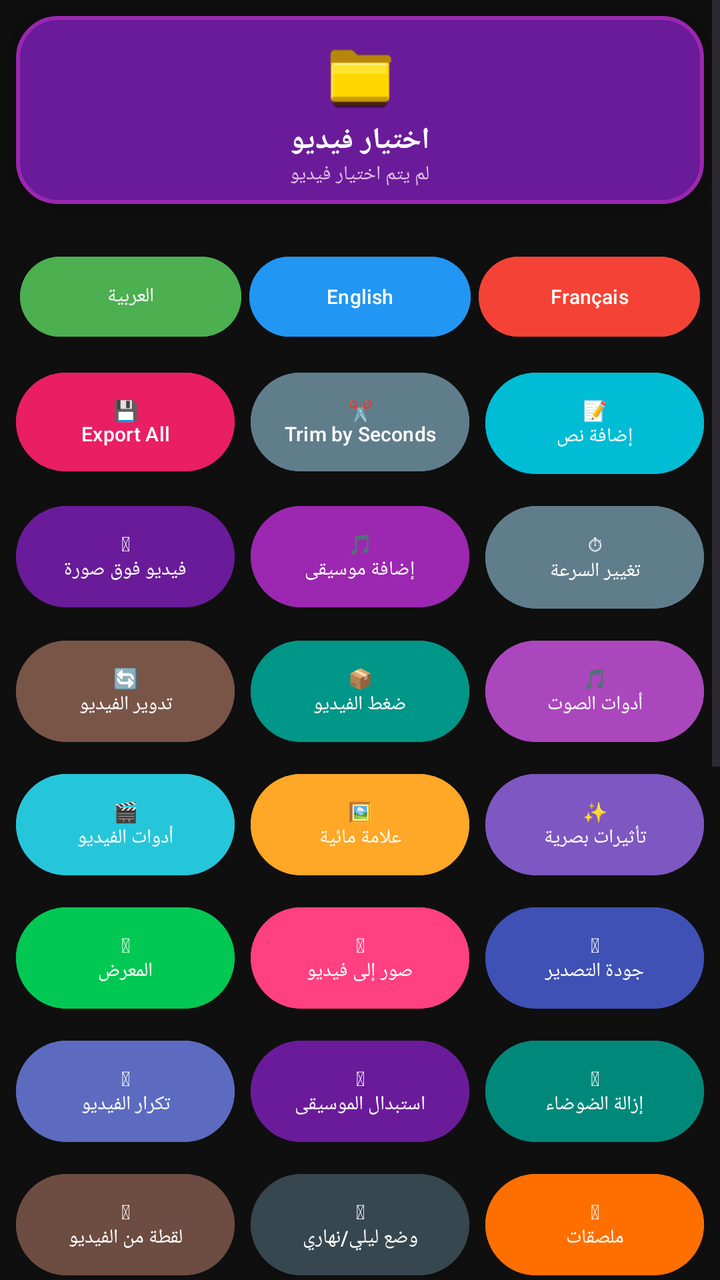
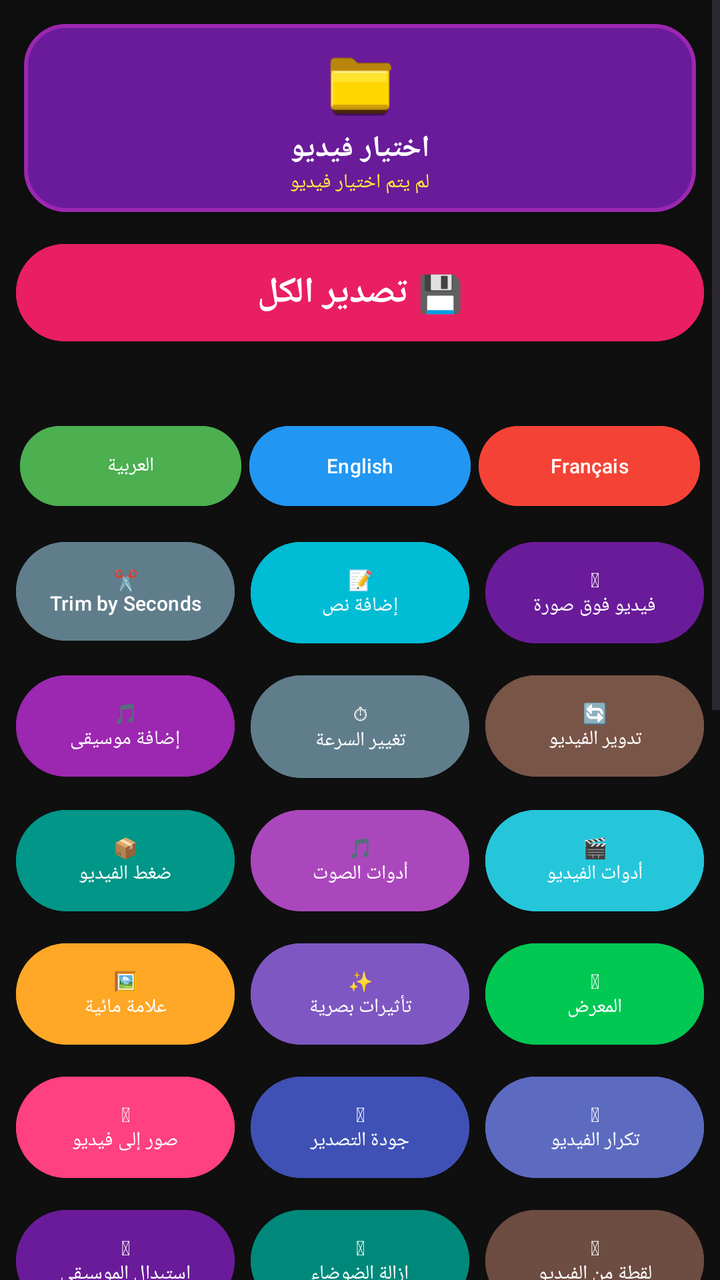

Before-and-after screenshots of an Android layout around one commit, followed by the original layout XML and the change that was made.
<!-- AndroidManifest.xml: application theme Theme.Material3.DayNight.NoActionBar -->
<!-- res/layout/activity_main.xml -->
<?xml version="1.0" encoding="utf-8"?>
<ScrollView android:id="@+id/mainScroll" xmlns:android="http://schemas.android.com/apk/res/android"
    android:layout_width="match_parent"
    android:layout_height="match_parent"
    android:background="#0F0F0F">

    <LinearLayout
        android:id="@+id/mainLayout"
        android:layout_width="match_parent"
        android:layout_height="wrap_content"
        android:orientation="vertical"
        android:padding="4dp">

        <LinearLayout
            android:id="@+id/btnSelectVideoCard"
            android:layout_width="match_parent"
            android:layout_height="wrap_content"
            android:orientation="vertical"
            android:gravity="center"
            android:padding="8dp"
            android:layout_margin="4dp"
            android:background="@drawable/purple_rounded"
            android:clickable="true"
            android:focusable="true"
            android:elevation="8dp"
            android:translationZ="4dp"
            android:foreground="?android:attr/selectableItemBackground">

            <ImageView
                android:layout_width="42dp"
                android:layout_height="42dp"
                android:src="@drawable/folder_gold"
                android:layout_marginBottom="2dp"/>

            <TextView
                android:id="@+id/tvPickVideoTitle"
                android:layout_width="wrap_content"
                android:layout_height="wrap_content"
                android:text="اختيار فيديو"
                android:textColor="#FFFFFF"
                android:textSize="15sp"
                android:textStyle="bold"/>

            <TextView
                android:id="@+id/tvVideoInfo"
                android:layout_width="wrap_content"
                android:layout_height="wrap_content"
                android:text="لم يتم اختيار فيديو"
                android:textColor="#E1BEE7"
                android:textSize="10sp"
                android:layout_marginTop="0dp"/>
        </LinearLayout>

        <TextView
            android:id="@+id/tvStatus"
            android:layout_width="match_parent"
            android:layout_height="wrap_content"
            android:text=""
            android:textColor="#4CAF50"
            android:textSize="9sp"
            android:gravity="center"
            android:padding="0dp"/>

        <ProgressBar
            android:id="@+id/progressBar"
            style="?android:attr/progressBarStyleHorizontal"
            android:layout_width="match_parent"
            android:layout_height="8dp"
            android:layout_margin="4dp"
            android:max="100"
            android:progress="0"
            android:progressTint="#4CAF50"
            android:visibility="gone" />

        <Button
            android:id="@+id/btnCancelOp"
                android:layout_width="0dp"
            android:layout_height="wrap_content"
            android:layout_margin="15dp"
            android:text="&#10060; &#1573;&#1604;&#1594;&#1575;&#1569; &#1575;&#1604;&#1593;&#1605;&#1604;&#1610;&#1577;"
            android:textColor="#FFFFFF"
            android:backgroundTint="#D32F2F"
            android:visibility="gone" />

        <GridLayout
            android:layout_width="match_parent"
            android:layout_height="wrap_content"
            android:columnCount="3"
            android:rowCount="6">

            <LinearLayout
                android:layout_width="0dp"
                android:layout_height="wrap_content"
                android:layout_columnSpan="3"
                android:layout_columnWeight="1"
                android:layout_margin="4dp"
                android:orientation="horizontal">

                <Button android:id="@+id/btnLangAr"
                    android:layout_width="0dp"
                    android:layout_height="wrap_content"
                    android:layout_weight="1"
                    android:text="العربية"
                    android:textSize="10sp" android:textColor="#FFFFFF"
                    android:backgroundTint="#4CAF50"
                    android:layout_margin="2dp" android:padding="8dp"/>

                <Button android:id="@+id/btnLangEn"
                    android:layout_width="0dp"
                    android:layout_height="wrap_content"
                    android:layout_weight="1"
                    android:text="English"
                    android:textSize="10sp" android:textColor="#FFFFFF"
                    android:backgroundTint="#2196F3"
                    android:layout_margin="2dp" android:padding="8dp"/>

                <Button android:id="@+id/btnLangFr"
                    android:layout_width="0dp"
                    android:layout_height="wrap_content"
                    android:layout_weight="1"
                    android:text="Fran&#231;ais"
                    android:textSize="10sp" android:textColor="#FFFFFF"
                    android:backgroundTint="#F44336"
                    android:layout_margin="2dp" android:padding="8dp"/>
            </LinearLayout>

            <Button android:id="@+id/btnExportFinal"
                android:layout_width="0dp"
                android:text="💾&#10;Export All"
                android:textSize="10sp" android:textColor="#FFFFFF"
                android:backgroundTint="#E91E63"
                android:layout_columnWeight="1"
                android:layout_margin="4dp" android:padding="12dp"/>
            <Button android:id="@+id/btnTrimSecs"
                android:layout_width="0dp"
                android:text="✂️&#10;Trim by Seconds"
                android:textSize="10sp" android:textColor="#FFFFFF"
                android:backgroundTint="#607D8B"
                android:layout_columnWeight="1"
                android:layout_margin="4dp" android:padding="12dp"/>
            
            <Button android:id="@+id/btnAddText"
                android:layout_width="0dp"
                android:text="📝&#10;إضافة نص"
                android:textSize="10sp" android:textColor="#FFFFFF"
                android:backgroundTint="#00BCD4"
                android:layout_columnWeight="1"
                android:layout_margin="4dp" android:padding="12dp"/>
            <Button android:id="@+id/btnVideoOverImage"
                android:layout_width="0dp"
                android:text="&#127917;&#10;&#1601;&#1610;&#1583;&#1610;&#1608; &#1601;&#1608;&#1602; &#1589;&#1608;&#1585;&#1577;"
                android:textSize="10sp" android:textColor="#FFFFFF"
                android:backgroundTint="#6A1B9A"
                android:layout_columnWeight="1"
                android:layout_margin="4dp" android:padding="12dp"/>

            <Button android:id="@+id/btnAddMusic"
                android:layout_width="0dp"
                android:text="🎵&#10;إضافة موسيقى"
                android:textSize="10sp" android:textColor="#FFFFFF"
                android:backgroundTint="#9C27B0"
                android:layout_columnWeight="1"
                android:layout_margin="4dp" android:padding="12dp"/>

            <Button android:id="@+id/btnSpeed"
                android:layout_width="0dp"
                android:text="⏱&#10;تغيير السرعة"
                android:textSize="10sp" android:textColor="#FFFFFF"
                android:backgroundTint="#607D8B"
                android:layout_columnWeight="1"
                android:layout_margin="4dp" android:padding="12dp"/>

            <Button android:id="@+id/btnRotate"
                android:layout_width="0dp"
                android:text="🔄&#10;تدوير الفيديو"
                android:textSize="10sp" android:textColor="#FFFFFF"
                android:backgroundTint="#795548"
                android:layout_columnWeight="1"
                android:layout_margin="4dp" android:padding="12dp"/>

            <Button android:id="@+id/btnCompress"
                android:layout_width="0dp"
                android:text="📦&#10;ضغط الفيديو"
                android:textSize="10sp" android:textColor="#FFFFFF"
                android:backgroundTint="#009688"
                android:layout_columnWeight="1"
                android:layout_margin="4dp" android:padding="12dp"/>

            <Button android:id="@+id/btnAudio"
                android:layout_width="0dp"
                android:text="🎵&#10;أدوات الصوت"
                android:textSize="10sp" android:textColor="#FFFFFF"
                android:backgroundTint="#AB47BC"
                android:layout_columnWeight="1"
                android:layout_margin="4dp" android:padding="12dp"/>

            <Button android:id="@+id/btnVideoTools"
                android:layout_width="0dp"
                android:text="🎬&#10;أدوات الفيديو"
                android:textSize="10sp" android:textColor="#FFFFFF"
                android:backgroundTint="#26C6DA"
                android:layout_columnWeight="1"
                android:layout_margin="4dp" android:padding="12dp"/>

            <Button android:id="@+id/btnWatermark"
                android:layout_width="0dp"
                android:text="🖼️&#10;علامة مائية"
                android:textSize="10sp" android:textColor="#FFFFFF"
                android:backgroundTint="#FFA726"
                android:layout_columnWeight="1"
                android:layout_margin="4dp" android:padding="12dp"/>

            <Button android:id="@+id/btnEffects"
                android:layout_width="0dp"
                android:text="✨&#10;تأثيرات بصرية"
                android:textSize="10sp" android:textColor="#FFFFFF"
                android:backgroundTint="#7E57C2"
                android:layout_columnWeight="1"
                android:layout_margin="4dp" android:padding="12dp"/>

            <Button android:id="@+id/btnGallery"
                android:layout_width="0dp"
                android:text="&#128194;&#10;&#1575;&#1604;&#1605;&#1593;&#1585;&#1590;"
                android:textSize="10sp" android:textColor="#FFFFFF"
                android:backgroundTint="#00C853"
                android:layout_columnWeight="1"
                android:layout_margin="4dp" android:padding="12dp"/>

            

            <Button android:id="@+id/btnSlideshow"
                android:layout_width="0dp"
                android:text="&#128444;&#65039;&#10;&#1589;&#1608;&#1585; &#1573;&#1604;&#1609; &#1601;&#1610;&#1583;&#1610;&#1608;"
                android:textSize="10sp" android:textColor="#FFFFFF"
                android:backgroundTint="#FF4081"
                android:layout_columnWeight="1"
                android:layout_margin="4dp" android:padding="12dp"/>

            <Button android:id="@+id/btnQuality"
                android:layout_width="0dp"
                android:text="&#127916;&#10;&#1580;&#1608;&#1583;&#1577; &#1575;&#1604;&#1578;&#1589;&#1583;&#1610;&#1585;"
                android:textSize="10sp" android:textColor="#FFFFFF"
                android:backgroundTint="#3F51B5"
                android:layout_columnWeight="1"
                android:layout_margin="4dp" android:padding="12dp"/>

            <Button android:id="@+id/btnRepeat"
                android:layout_width="0dp"
                android:text="&#128257;&#10;&#1578;&#1603;&#1585;&#1575;&#1585; &#1575;&#1604;&#1601;&#1610;&#1583;&#1610;&#1608;"
                android:textSize="10sp" android:textColor="#FFFFFF"
                android:backgroundTint="#5C6BC0"
                android:layout_columnWeight="1"
                android:layout_margin="4dp" android:padding="12dp"/>

            <Button android:id="@+id/btnReplaceMusic"
                android:layout_width="0dp"
                android:text="&#127925;&#10;&#1575;&#1587;&#1578;&#1576;&#1583;&#1575;&#1604; &#1575;&#1604;&#1605;&#1608;&#1587;&#1610;&#1602;&#1609;"
                android:textSize="10sp" android:textColor="#FFFFFF"
                android:backgroundTint="#6A1B9A"
                android:layout_columnWeight="1"
                android:layout_margin="4dp" android:padding="12dp"/>

            <Button android:id="@+id/btnDenoise"
                android:layout_width="0dp"
                android:text="&#128266;&#10;&#1573;&#1586;&#1575;&#1604;&#1577; &#1575;&#1604;&#1590;&#1608;&#1590;&#1575;&#1569;"
                android:textSize="10sp" android:textColor="#FFFFFF"
                android:backgroundTint="#00897B"
                android:layout_columnWeight="1"
                android:layout_margin="4dp" android:padding="12dp"/>

            <Button android:id="@+id/btnScreenshot"
                android:layout_width="0dp"
                android:text="&#128248;&#10;&#1604;&#1602;&#1591;&#1577; &#1605;&#1606; &#1575;&#1604;&#1601;&#1610;&#1583;&#1610;&#1608;"
                android:textSize="10sp" android:textColor="#FFFFFF"
                android:backgroundTint="#6D4C41"
                android:layout_columnWeight="1"
                android:layout_margin="4dp" android:padding="12dp"/>

            <Button android:id="@+id/btnTheme"
                android:layout_width="0dp"
                android:text="&#127769;&#10;&#1608;&#1590;&#1593; &#1604;&#1610;&#1604;&#1610;/&#1606;&#1607;&#1575;&#1585;&#1610;"
                android:textSize="10sp" android:textColor="#FFFFFF"
                android:backgroundTint="#37474F"
                android:layout_columnWeight="1"
                android:layout_margin="4dp" android:padding="12dp"/>

            <Button android:id="@+id/btnStickers"
                android:layout_width="0dp"
                android:text="&#127912;&#10;&#1605;&#1604;&#1589;&#1602;&#1575;&#1578;"
                android:textSize="10sp" android:textColor="#FFFFFF"
                android:backgroundTint="#FF6F00"
                android:layout_columnWeight="1"
                android:layout_margin="4dp" android:padding="12dp"/>

            <Button android:id="@+id/btnPreciseCut"
                android:layout_width="0dp"
                android:text="&#9986;&#65039;&#10;&#1602;&#1589; &#1583;&#1602;&#1610;&#1602;"
                android:textSize="10sp" android:textColor="#FFFFFF"
                android:backgroundTint="#EF6C00"
                android:layout_columnWeight="1"
                android:layout_margin="4dp" android:padding="12dp"/>

            <Button android:id="@+id/btnColorAdjust"
                android:layout_width="0dp"
                android:text="&#127912;&#10;&#1590;&#1576;&#1591; &#1575;&#1604;&#1571;&#1604;&#1608;&#1575;&#1606;"
                android:textSize="10sp" android:textColor="#FFFFFF"
                android:backgroundTint="#E91E63"
                android:layout_columnWeight="1"
                android:layout_margin="4dp" android:padding="12dp"/>

            <Button android:id="@+id/btnFrame"
                android:layout_width="0dp"
                android:text="&#128450;&#65039;&#10;&#1573;&#1591;&#1575;&#1585;"
                android:textSize="10sp" android:textColor="#FFFFFF"
                android:backgroundTint="#795548"
                android:layout_columnWeight="1"
                android:layout_margin="4dp" android:padding="12dp"/>


            <Button android:id="@+id/btnSocialSize"
                android:layout_width="0dp"
                android:text="&#128241;&#10;&#1571;&#1576;&#1593;&#1575;&#1583; &#1575;&#1604;&#1587;&#1608;&#1588;&#1610;&#1575;&#1604;"
                android:textSize="10sp" android:textColor="#FFFFFF"
                android:backgroundTint="#5E35B1"
                android:layout_columnWeight="1"
                android:layout_margin="4dp" android:padding="12dp"/>

            <Button android:id="@+id/btnPiP"
                android:layout_width="0dp"
                android:text="&#127909;&#10;&#1601;&#1610;&#1583;&#1610;&#1608; &#1583;&#1575;&#1582;&#1604; &#1601;&#1610;&#1583;&#1610;&#1608;"
                android:textSize="10sp" android:textColor="#FFFFFF"
                android:backgroundTint="#283593"
                android:layout_columnWeight="1"
                android:layout_margin="4dp" android:padding="12dp"/>

            <Button android:id="@+id/btnSwapAudio"
                android:layout_width="0dp"
                android:text="&#128260;&#10;&#1578;&#1576;&#1583;&#1610;&#1604; &#1575;&#1604;&#1589;&#1608;&#1578;"
                android:textSize="10sp" android:textColor="#FFFFFF"
                android:backgroundTint="#C62828"
                android:layout_columnWeight="1"
                android:layout_margin="4dp" android:padding="12dp"/>

            <Button android:id="@+id/btnSplit"
                android:layout_width="0dp"
                android:text="&#9986;&#65039;&#10;&#1578;&#1602;&#1587;&#1610;&#1605; &#1575;&#1604;&#1601;&#1610;&#1583;&#1610;&#1608;"
                android:textSize="10sp" android:textColor="#FFFFFF"
                android:backgroundTint="#F57C00"
                android:layout_columnWeight="1"
                android:layout_margin="4dp" android:padding="12dp"/>

            <Button android:id="@+id/btnShadowText"
                android:layout_width="0dp"
                android:text="&#9997;&#65039;&#10;&#1606;&#1589; &#1576;&#1592;&#1604;"
                android:textSize="10sp" android:textColor="#FFFFFF"
                android:backgroundTint="#303F9F"
                android:layout_columnWeight="1"
                android:layout_margin="4dp" android:padding="12dp"/>

            <Button android:id="@+id/btnVideoInfo"
                android:layout_width="0dp"
                android:text="&#128202;&#10;&#1605;&#1593;&#1604;&#1608;&#1605;&#1575;&#1578; &#1575;&#1604;&#1601;&#1610;&#1583;&#1610;&#1608;"
                android:textSize="10sp" android:textColor="#FFFFFF"
                android:backgroundTint="#00838F"
                android:layout_columnWeight="1"
                android:layout_margin="4dp" android:padding="12dp"/>

            <Button android:id="@+id/btnExtraEffects"
                android:layout_width="0dp"
                android:text="&#127916;&#10;&#1578;&#1571;&#1579;&#1610;&#1585;&#1575;&#1578; &#1587;&#1610;&#1606;&#1605;&#1575;&#1574;&#1610;&#1577;"
                android:textSize="10sp" android:textColor="#FFFFFF"
                android:backgroundTint="#4A148C"
                android:layout_columnWeight="1"
                android:layout_margin="4dp" android:padding="12dp"/>

            <Button android:id="@+id/btnManualResize"
                android:layout_width="0dp"
                android:text="&#128208;&#10;&#1578;&#1593;&#1583;&#1610;&#1604; &#1575;&#1604;&#1571;&#1576;&#1593;&#1575;&#1583;"
                android:textSize="10sp" android:textColor="#FFFFFF"
                android:backgroundTint="#00695C"
                android:layout_columnWeight="1"
                android:layout_margin="4dp" android:padding="12dp"/>

            <Button android:id="@+id/btnToGif"
                android:layout_width="0dp"
                android:text="&#127902;&#10;&#1578;&#1581;&#1608;&#1610;&#1604; GIF"
                android:textSize="10sp" android:textColor="#FFFFFF"
                android:backgroundTint="#D84315"
                android:layout_columnWeight="1"
                android:layout_margin="4dp" android:padding="12dp"/>

            <Button android:id="@+id/btnCollage"
                android:layout_width="0dp"
                android:text="&#127916;&#10;&#1603;&#1608;&#1604;&#1575;&#1580;"
                android:textSize="10sp" android:textColor="#FFFFFF"
                android:backgroundTint="#AD1457"
                android:layout_columnWeight="1"
                android:layout_margin="4dp" android:padding="12dp"/>

            <Button android:id="@+id/btnCutoutImage_old_NEW"
                android:layout_width="0dp"
                android:text="✂️&#10;قطع صورة"
                android:textSize="10sp" android:textColor="#FFFFFF"
                android:backgroundTint="#6A1B9A"
                android:layout_columnWeight="1"
                android:layout_margin="4dp" android:padding="12dp"/>

            <Button android:id="@+id/btnAudioFade"
                android:layout_width="0dp"
                android:text="🎼&#10;تلاشي الصوت"
                android:textSize="10sp" android:textColor="#FFFFFF"
                android:backgroundTint="#AD1457"
                android:layout_columnWeight="1"
                android:layout_margin="4dp" android:padding="12dp"/>

            <Button android:id="@+id/btnAudioDuck"
                android:layout_width="0dp"
                android:text="🎙️&#10;خفض الموسيقى"
                android:textSize="10sp" android:textColor="#FFFFFF"
                android:backgroundTint="#6A1B9A"
                android:layout_columnWeight="1"
                android:layout_margin="4dp" android:padding="12dp"/>

            <Button android:id="@+id/btnSpeedRamp"
                android:layout_width="0dp"
                android:text="🚀&#10;سرعة متدرجة"
                android:textSize="10sp" android:textColor="#FFFFFF"
                android:backgroundTint="#D84315"
                android:layout_columnWeight="1"
                android:layout_margin="4dp" android:padding="12dp"/>

            <Button android:id="@+id/btnAudioBoost"
                android:layout_width="0dp"
                android:text="🎤&#10;تعزيز الصوت"
                android:textSize="10sp" android:textColor="#FFFFFF"
                android:backgroundTint="#00695C"
                android:layout_columnWeight="1"
                android:layout_margin="4dp" android:padding="12dp"/>

            <Button android:id="@+id/btnRemoveSilence"
                android:layout_width="0dp"
                android:text="&#128263;&#10;&#1581;&#1584;&#1601; &#1575;&#1604;&#1589;&#1605;&#1578;"
                android:textSize="10sp" android:textColor="#FFFFFF"
                android:backgroundTint="#37474F"
                android:layout_columnWeight="1"
                android:layout_margin="4dp" android:padding="12dp"
                android:visibility="gone"/>

            <Button android:id="@+id/btnCutoutImage_old"
                android:visibility="gone"
                android:text="&#9986;&#65039;&#10;&#1602;&#1591;&#1593; &#1589;&#1608;&#1585;&#1577;"
                android:textSize="10sp" android:textColor="#FFFFFF"
                android:backgroundTint="#6A1B9A"
                android:layout_width="0dp"
                android:layout_columnWeight="1"
                android:layout_margin="4dp" android:padding="12dp"/>

        </GridLayout>

        <com.google.android.gms.ads.AdView
        xmlns:ads="http://schemas.android.com/apk/res-auto"
        android:id="@+id/adView"
        android:layout_width="match_parent"
        android:layout_height="wrap_content"
        android:layout_gravity="bottom"
        ads:adSize="BANNER"
        ads:adUnitId="ca-app-pub-8730424933785076/4075267878"/>

</LinearLayout>
</ScrollView>
<!-- resources referenced by this layout -->
<resources>
  <!-- drawable folder_gold (drawable) -->
  <?xml version="1.0" encoding="utf-8"?>
  <vector xmlns:android="http://schemas.android.com/apk/res/android"
      android:width="100dp"
      android:height="100dp"
      android:viewportWidth="100"
      android:viewportHeight="100">
  
      
      <path
          android:fillColor="#1A0A00"
          android:pathData="M18,38 L82,38 L82,84 C82,88 79,90 76,90 L24,90 C21,90 18,88 18,84 Z"
          android:fillAlpha="0.5"/>
  
      
      <path
          android:fillColor="#4A2800"
          android:pathData="M17,36 L83,36 L83,82 C83,85 80,87 77,87 L23,87 C20,87 17,85 17,82 Z"/>
  
      
      <path
          android:fillColor="#8B6508"
          android:pathData="M15,32 L15,26 C15,23 17,21 20,21 L38,21 C40,21 42,22 43,23 L47,27 L82,27 C85,27 87,29 87,32 L87,36 L15,36 Z"/>
  
      
      <path
          android:fillColor="#B8860B"
          android:pathData="M15,32 L15,27 C15,24 17,22 20,22 L38,22 C40,22 42,23 43,24 L47,28 L82,28 C85,28 87,30 87,33 L87,36 L15,36 Z"/>
  
      
      <path
          android:fillColor="#D4A017"
          android:pathData="M15,36 L85,36 L85,78 C85,81 83,83 80,83 L20,83 C17,83 15,81 15,78 Z"/>
  
      
      <path
          android:fillColor="#FFD700"
          android:pathData="M16,37 L84,37 L84,77 C84,79 82,81 80,81 L20,81 C18,81 16,79 16,77 Z"/>
  
      
      <path
          android:fillColor="#FFED4E"
          android:pathData="M18,38 L82,38 L82,50 L18,50 Z"
          android:fillAlpha="0.6"/>
  
      
      <path
          android:fillColor="#FFF9C4"
          android:pathData="M18,37 L82,37 L82,39 L18,39 Z"
          android:fillAlpha="0.8"/>
  
      
      <path
          android:fillColor="#B8860B"
          android:pathData="M17,77 L83,77 L83,80 C83,82 81,83 79,83 L21,83 C19,83 17,82 17,80 Z"
          android:fillAlpha="0.7"/>
  
      
      <path
          android:fillColor="#FFF9C4"
          android:pathData="M16,40 L18,40 L18,78 L16,78 Z"
          android:fillAlpha="0.5"/>
  
  </vector>
  <!-- drawable purple_rounded (drawable) -->
  <?xml version="1.0" encoding="utf-8"?>
  <selector xmlns:android="http://schemas.android.com/apk/res/android">
      <item android:state_pressed="true">
          <shape android:shape="rectangle">
              <solid android:color="#4A148C"/>
              <corners android:radius="20dp"/>
              <stroke android:width="2dp" android:color="#7B1FA2"/>
          </shape>
      </item>
      <item>
          <shape android:shape="rectangle">
              <solid android:color="#6A1B9A"/>
              <corners android:radius="20dp"/>
              <stroke android:width="2dp" android:color="#9C27B0"/>
          </shape>
      </item>
  </selector>
</resources>

<!-- the commit's change to res/layout/activity_main.xml (unified diff, before → after) -->
@@ -18,7 +18,7 @@
             android:orientation="vertical"
             android:gravity="center"
             android:padding="8dp"
-            android:layout_margin="4dp"
+            android:layout_margin="8dp"
             android:background="@drawable/purple_rounded"
             android:clickable="true"
             android:focusable="true"
@@ -46,10 +46,23 @@
                 android:layout_width="wrap_content"
                 android:layout_height="wrap_content"
                 android:text="لم يتم اختيار فيديو"
-                android:textColor="#E1BEE7"
+                android:textColor="#FFEB3B"
                 android:textSize="10sp"
                 android:layout_marginTop="0dp"/>
         </LinearLayout>
+
+        <Button
+            android:id="@+id/btnExportFinal"
+            android:layout_width="match_parent"
+            android:layout_height="wrap_content"
+            android:text="💾 تصدير الكل"
+            android:textSize="18sp"
+            android:textColor="#FFFFFF"
+            android:textStyle="bold"
+            android:backgroundTint="#E91E63"
+            android:layout_margin="4dp"
+            android:padding="12dp"
+            android:elevation="6dp"/>
 
         <TextView
             android:id="@+id/tvStatus"
@@ -57,15 +70,17 @@
             android:layout_height="wrap_content"
             android:text=""
             android:textColor="#4CAF50"
-            android:textSize="9sp"
+            android:textSize="18sp"
             android:gravity="center"
-            android:padding="0dp"/>
+            android:padding="0dp"
+            android:layout_margin="0dp"
+            android:minHeight="0dp"/>
 
         <ProgressBar
             android:id="@+id/progressBar"
             style="?android:attr/progressBarStyleHorizontal"
             android:layout_width="match_parent"
-            android:layout_height="8dp"
+            android:layout_height="16dp"
             android:layout_margin="4dp"
             android:max="100"
             android:progress="0"
@@ -74,9 +89,9 @@
 
         <Button
             android:id="@+id/btnCancelOp"
-                android:layout_width="0dp"
+                android:layout_width="match_parent"
             android:layout_height="wrap_content"
-            android:layout_margin="15dp"
+            android:layout_margin="4dp"
             android:text="&#10060; &#1573;&#1604;&#1594;&#1575;&#1569; &#1575;&#1604;&#1593;&#1605;&#1604;&#1610;&#1577;"
             android:textColor="#FFFFFF"
             android:backgroundTint="#D32F2F"
@@ -124,13 +139,7 @@
                     android:layout_margin="2dp" android:padding="8dp"/>
             </LinearLayout>
 
-            <Button android:id="@+id/btnExportFinal"
-                android:layout_width="0dp"
-                android:text="💾&#10;Export All"
-                android:textSize="10sp" android:textColor="#FFFFFF"
-                android:backgroundTint="#E91E63"
-                android:layout_columnWeight="1"
-                android:layout_margin="4dp" android:padding="12dp"/>
+            
             <Button android:id="@+id/btnTrimSecs"
                 android:layout_width="0dp"
                 android:text="✂️&#10;Trim by Seconds"
@@ -437,6 +446,14 @@
                 android:layout_columnWeight="1"
                 android:layout_margin="4dp" android:padding="12dp"/>
 
+            <Button android:id="@+id/btnColorTint"
+                android:text="🎨&#10;تلوين الفيديو"
+                android:textSize="10sp" android:textColor="#FFFFFF"
+                android:backgroundTint="#8E24AA"
+                android:layout_width="0dp"
+                android:layout_columnWeight="1"
+                android:layout_margin="4dp" android:padding="12dp"/>
+
             <Button android:id="@+id/btnRemoveSilence"
                 android:layout_width="0dp"
                 android:text="&#128263;&#10;&#1581;&#1584;&#1601; &#1575;&#1604;&#1589;&#1605;&#1578;"
@@ -446,14 +463,7 @@
                 android:layout_margin="4dp" android:padding="12dp"
                 android:visibility="gone"/>
 
-            <Button android:id="@+id/btnCutoutImage_old"
-                android:visibility="gone"
-                android:text="&#9986;&#65039;&#10;&#1602;&#1591;&#1593; &#1589;&#1608;&#1585;&#1577;"
-                android:textSize="10sp" android:textColor="#FFFFFF"
-                android:backgroundTint="#6A1B9A"
-                android:layout_width="0dp"
-                android:layout_columnWeight="1"
-                android:layout_margin="4dp" android:padding="12dp"/>
+            
 
         </GridLayout>
 
